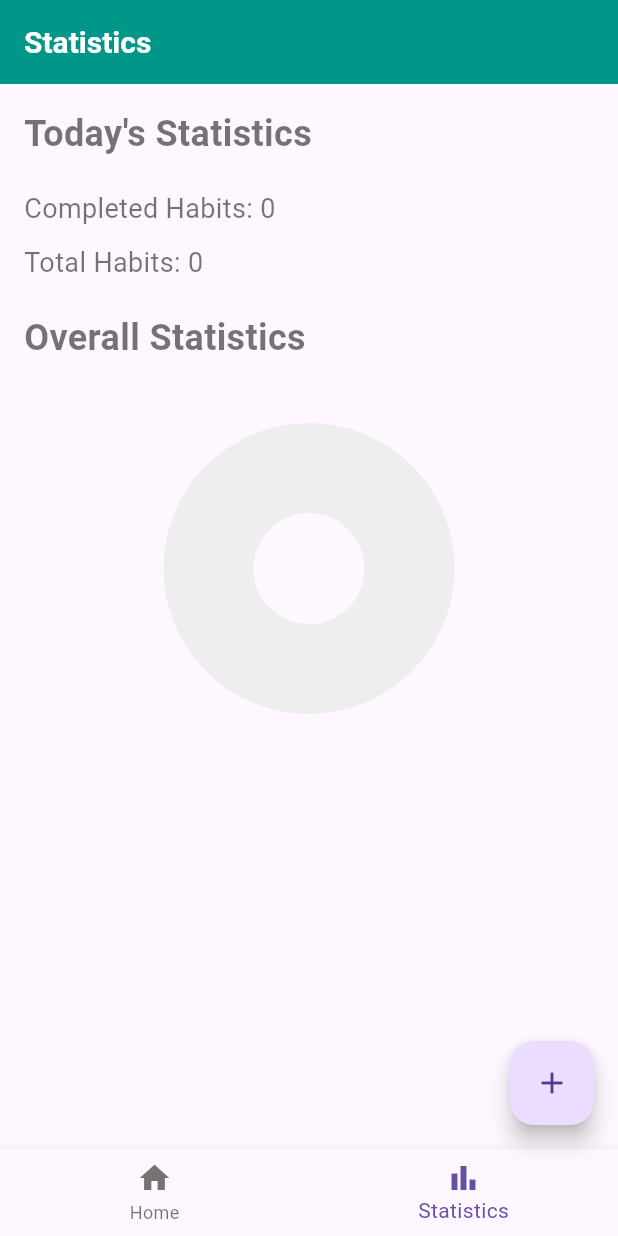
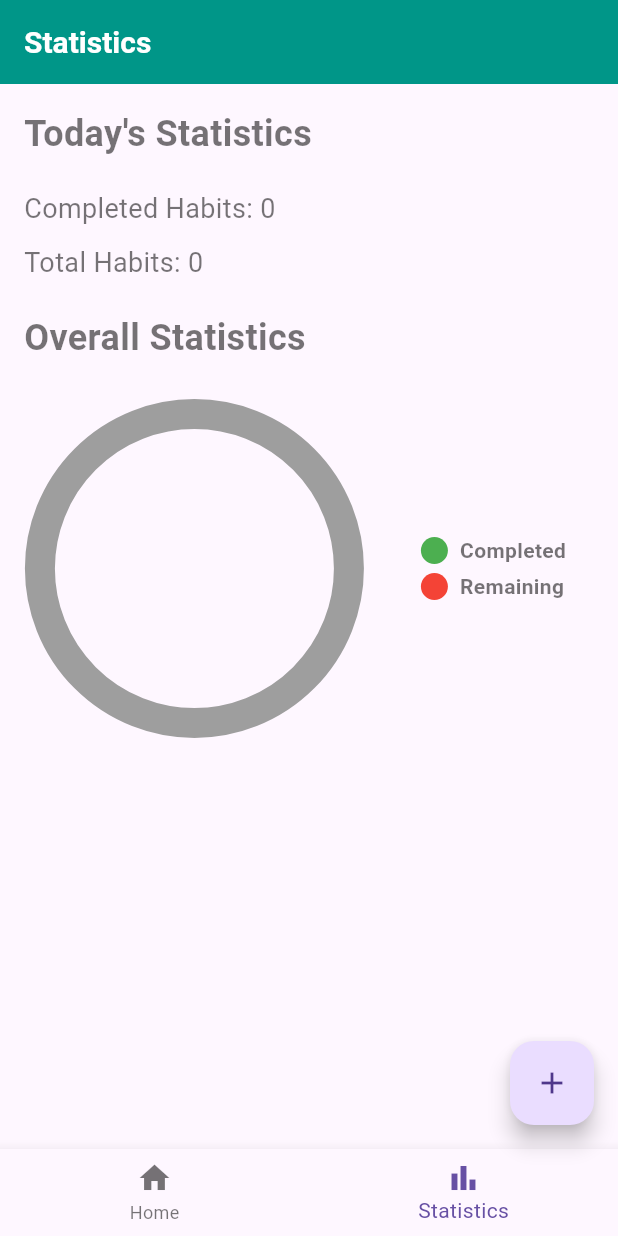
Before and after one commit to stg7x/Habit-Tracker, a Flutter app: the screen it shows after launch, item 2 of the bottom bar chosen, on a phone screen of 412 x 824 dp. Run offline on Flutter 3.47's test engine with Material 3 defaults, Android fonts, the phone set to English and light mode, and no system bars; drawn by our look-alikes of pie_chart; our stand-ins replace shared_preferences, table_calendar.

Commit message:
Updated statistics screen and adjusted dependencies

```diff
--- a/lib/screens/statistics_screen.dart
+++ b/lib/screens/statistics_screen.dart
@@ -1,7 +1,7 @@
 import 'package:flutter/material.dart';
 import 'package:provider/provider.dart';
 import 'package:habit_tracker/providers/habit_provider.dart';
-import 'package:charts_flutter/flutter.dart' as charts;
+import 'package:pie_chart/pie_chart.dart';
 
 class StatisticsScreen extends StatelessWidget {
   @override
@@ -11,21 +11,11 @@ class StatisticsScreen extends StatelessWidget {
     final completedToday = habitProvider.getCompletedCount(today);
     final totalHabits = habitProvider.habits.length;
 
-    List<charts.Series<ChartData, String>> _createSampleData() {
-      final data = [
-        ChartData('Completed', completedToday),
-        ChartData('Remaining', totalHabits - completedToday),
-      ];
-
-      return [
-        charts.Series<ChartData, String>(
-          id: 'Habits',
-          domainFn: (ChartData data, _) => data.label,
-          measureFn: (ChartData data, _) => data.value,
-          data: data,
-          labelAccessorFn: (ChartData row, _) => '${row.label}: ${row.value}',
-        )
-      ];
+    Map<String, double> _createSampleData() {
+      return {
+        'Completed': completedToday.toDouble(),
+        'Remaining': (totalHabits - completedToday).toDouble(),
+      };
     }
 
     return Scaffold(
@@ -58,16 +48,23 @@ class StatisticsScreen extends StatelessWidget {
             ),
             SizedBox(height: 20),
             Expanded(
-              child: charts.PieChart(
-                _createSampleData(),
-                animate: true,
-                defaultRenderer: charts.ArcRendererConfig(
-                  arcWidth: 60,
-                  arcRendererDecorators: [
-                    charts.ArcLabelDecorator(
-                      labelPosition: charts.ArcLabelPosition.inside,
-                    )
-                  ],
+              child: PieChart(
+                dataMap: _createSampleData(),
+                chartType: ChartType.ring,
+                chartRadius: MediaQuery.of(context).size.width / 2,
+                colorList: [Colors.green, Colors.red],
+                chartValuesOptions: ChartValuesOptions(
+                  showChartValuesInPercentage: true,
+                  showChartValuesOutside: true,
+                  decimalPlaces: 1,
+                ),
+                legendOptions: LegendOptions(
+                  showLegendsInRow: false,
+                  legendPosition: LegendPosition.right,
+                  showLegends: true,
+                  legendTextStyle: TextStyle(
+                    fontWeight: FontWeight.bold,
+                  ),
                 ),
               ),
             ),
--- a/pubspec.yaml
+++ b/pubspec.yaml
@@ -13,7 +13,7 @@ dependencies:
   provider: ^6.0.0
   table_calendar: ^3.0.0
   shared_preferences: ^2.0.15
-  charts_flutter: ^0.11.0
+  pie_chart: ^5.0.0
 
 dev_dependencies:
   flutter_test:
```
Also changed, not shown: pubspec.lock, 125 other files.
